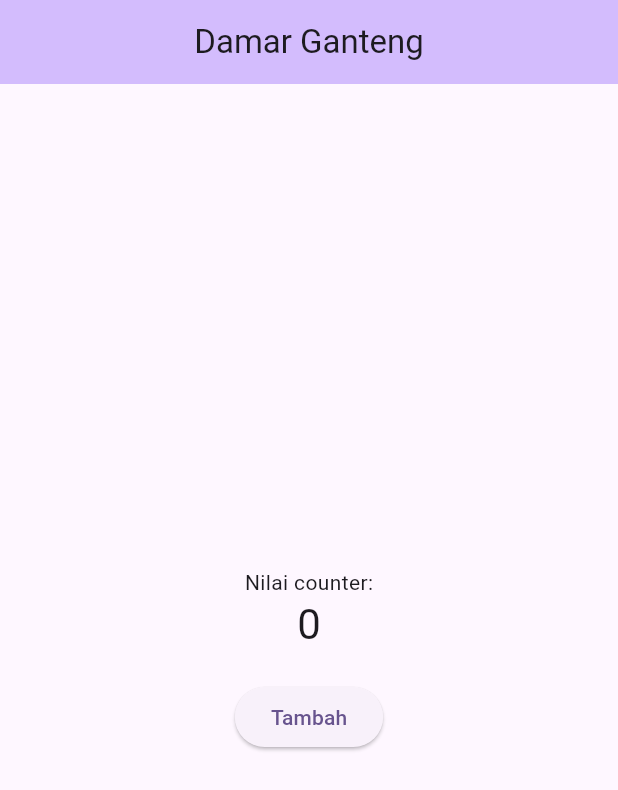
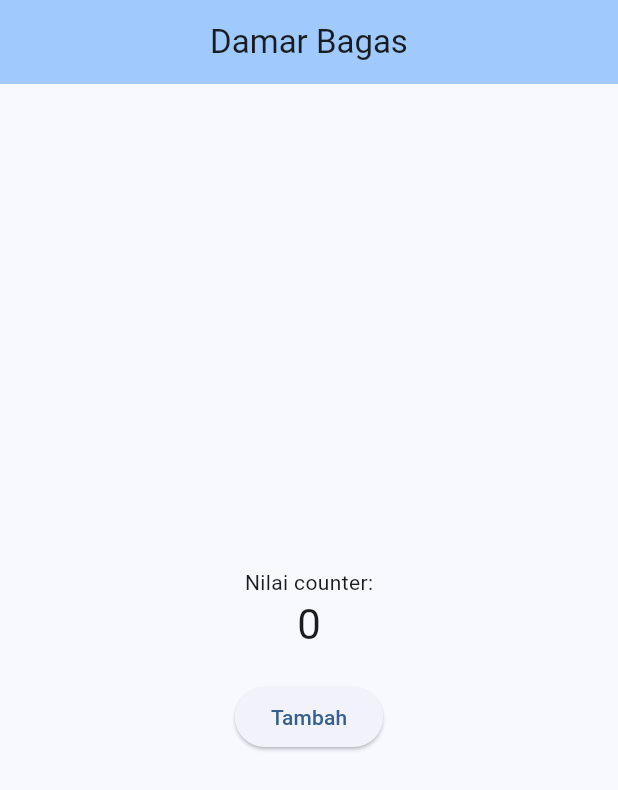
Before and after one commit to damarbagas-234/tugas_week_2_State_Management_Simple_from_template_1123150107, a Flutter app: the screen it shows after launch, on a phone screen of 412 x 824 dp. Shown: the top 790 px of the screen. Run offline on Flutter 3.47's test engine with Material 3 defaults, Android fonts, the phone set to English and light mode, and no system bars.

Commit message:
update gradle dan main

```diff
--- a/lib/main.dart
+++ b/lib/main.dart
@@ -22,9 +22,9 @@ class MyApp extends StatelessWidget {
       child: MaterialApp(
         title: 'Flutter Demo',
         theme: ThemeData(
-          colorScheme: ColorScheme.fromSeed(seedColor: Colors.deepPurple),
+          colorScheme: ColorScheme.fromSeed(seedColor: Colors.blue),
         ),
-        home: const MyHomePage(title: 'Damar Ganteng'),
+        home: const MyHomePage(title: 'Damar Bagas'),
         debugShowCheckedModeBanner: false,
       ),
     );
```
